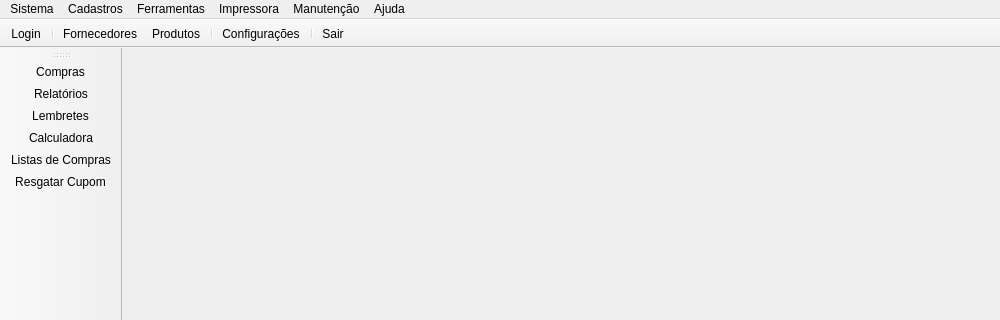
The window that mainwindow.ui (leidensj/BKVale) describes before a commit, drawn with Qt 5; both pictures show x 0 to 1000 and y 0 to 320 of the 1000 by 600 pixel window.
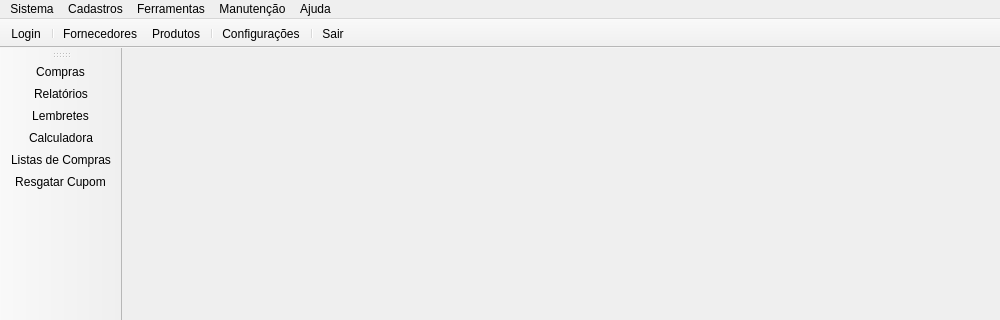
The same window after the commit. Icons and pictures are not drawn.

What changed in the file:
```diff
--- a/mainwindow.ui
+++ b/mainwindow.ui
@@ -142,11 +142,6 @@
     <addaction name="actionShoppingListMgt"/>
     <addaction name="actionStores"/>
    </widget>
-   <widget class="QMenu" name="menuImpressora">
-    <property name="title">
-     <string>Impressora</string>
-    </property>
-   </widget>
    <widget class="QMenu" name="menuConfigura_es">
     <property name="title">
      <string>Manutenção</string>
@@ -169,7 +164,6 @@
    <addaction name="menuSistema"/>
    <addaction name="menuCadastros"/>
    <addaction name="menuFerramentas"/>
-   <addaction name="menuImpressora"/>
    <addaction name="menuConfigura_es"/>
    <addaction name="menuAjuda"/>
   </widget>
```
Left out of the diff: 9 changed lines with no effect on the pictures.
